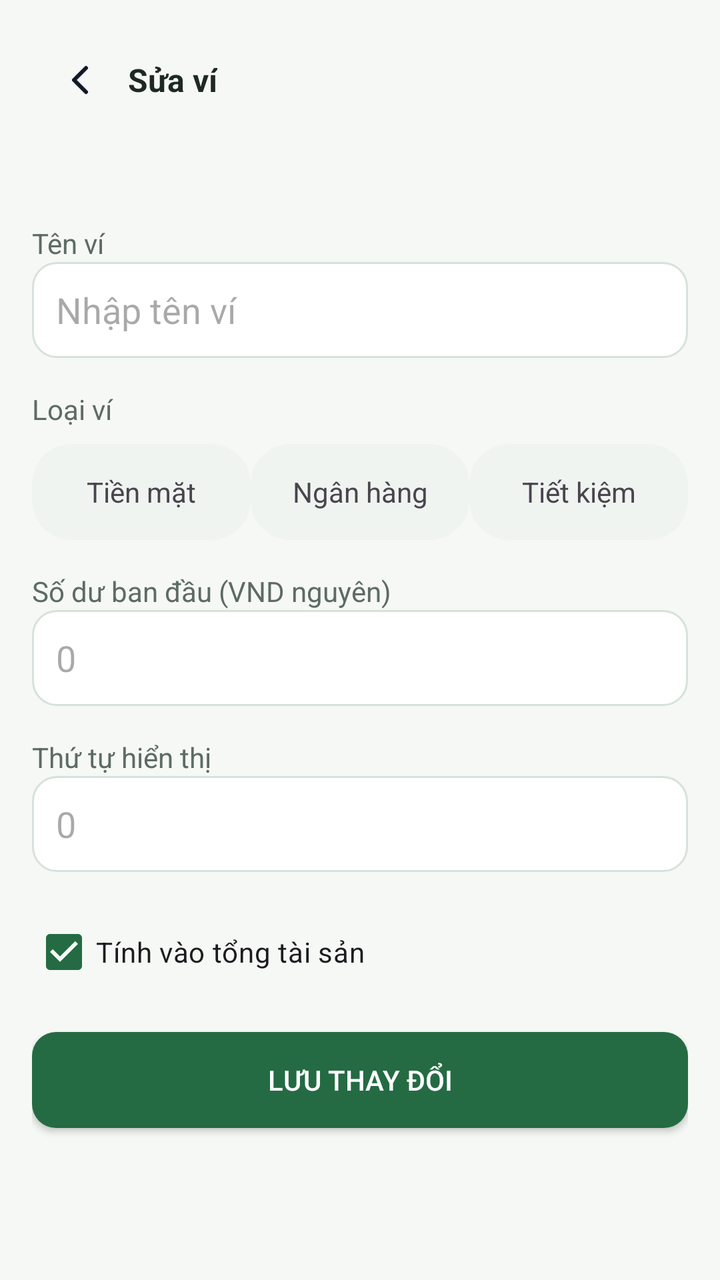
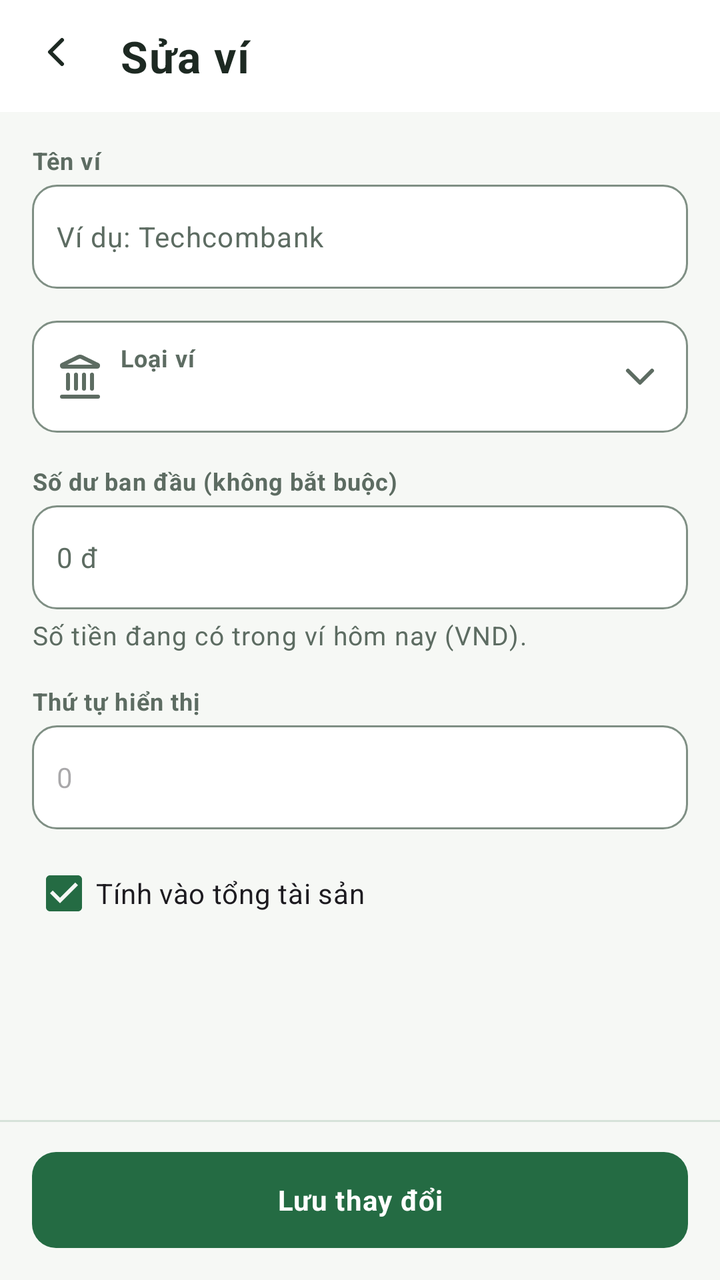

Two renders of the same Android screen: before a commit and after it. Below are the layout's source before the change and the commit's diff.
<!-- AndroidManifest.xml: application theme Theme.Fintrack -->
<!-- res/layout/activity_wallet_edit.xml -->
<?xml version="1.0" encoding="utf-8"?>
<LinearLayout xmlns:android="http://schemas.android.com/apk/res/android" android:layout_width="match_parent" android:layout_height="match_parent" android:orientation="vertical" android:background="@color/bg_app_canvas">
    <LinearLayout android:layout_width="match_parent" android:layout_height="wrap_content" android:gravity="center_vertical" android:padding="@dimen/spacing_16">
        <ImageView android:id="@+id/btnBack" android:layout_width="48dp" android:layout_height="48dp" android:padding="12dp" android:src="@drawable/ic_arrow_back" android:contentDescription="@string/action_back" />
        <TextView android:layout_width="wrap_content" android:layout_height="wrap_content" android:text="@string/wallet_edit_title" android:textSize="@dimen/text_size_title_section" android:textColor="@color/text_primary" android:textStyle="bold" />
    </LinearLayout>
    <ScrollView android:layout_width="match_parent" android:layout_height="0dp" android:layout_weight="1" android:fillViewport="true">
    <LinearLayout android:layout_width="match_parent" android:layout_height="wrap_content" android:orientation="vertical" android:padding="@dimen/spacing_16">
        <TextView android:layout_width="match_parent" android:layout_height="wrap_content" android:layout_marginTop="@dimen/spacing_16" android:text="@string/wallet_name_label" android:textColor="@color/text_secondary" />
        <EditText android:id="@+id/etWalletName" android:layout_width="match_parent" android:layout_height="@dimen/input_height" android:inputType="textCapWords" android:hint="@string/wallet_name_hint" android:paddingHorizontal="@dimen/spacing_12" android:background="@drawable/bg_currency_box" />
        <TextView android:layout_width="match_parent" android:layout_height="wrap_content" android:layout_marginTop="@dimen/spacing_16" android:text="@string/wallet_type_label" android:textColor="@color/text_secondary" />
        <LinearLayout android:layout_width="match_parent" android:layout_height="wrap_content" android:layout_marginTop="@dimen/spacing_8" android:orientation="horizontal">
            <TextView android:id="@+id/pillCash" android:layout_width="0dp" android:layout_height="48dp" android:layout_weight="1" android:gravity="center" android:text="@string/wallet_type_cash" android:background="@drawable/bg_pill_unselected" />
            <TextView android:id="@+id/pillBank" android:layout_width="0dp" android:layout_height="48dp" android:layout_weight="1" android:gravity="center" android:text="@string/wallet_type_bank" android:background="@drawable/bg_pill_unselected" />
            <TextView android:id="@+id/pillSavings" android:layout_width="0dp" android:layout_height="48dp" android:layout_weight="1" android:gravity="center" android:text="@string/wallet_type_savings" android:background="@drawable/bg_pill_unselected" />
        </LinearLayout>
        <TextView android:layout_width="match_parent" android:layout_height="wrap_content" android:layout_marginTop="@dimen/spacing_16" android:text="@string/wallet_opening_balance_label" android:textColor="@color/text_secondary" />
        <EditText android:id="@+id/etBalance" android:layout_width="match_parent" android:layout_height="@dimen/input_height" android:inputType="number" android:hint="0" android:paddingHorizontal="@dimen/spacing_12" android:background="@drawable/bg_currency_box" />
        <include layout="@layout/view_amount_suggestions" />
        <TextView android:layout_width="match_parent" android:layout_height="wrap_content" android:layout_marginTop="@dimen/spacing_16" android:text="@string/wallet_sort_order" android:textColor="@color/text_secondary" />
        <EditText android:id="@+id/etWalletSortOrder" android:layout_width="match_parent" android:layout_height="@dimen/input_height" android:inputType="number" android:hint="0" android:paddingHorizontal="@dimen/spacing_12" android:background="@drawable/bg_currency_box" />
        <CheckBox android:id="@+id/cbWalletIncludeAssets" android:layout_width="match_parent" android:layout_height="wrap_content" android:layout_marginTop="@dimen/spacing_16" android:checked="true" android:text="@string/wallet_include_assets" />
        <androidx.appcompat.widget.AppCompatButton android:id="@+id/btnSaveChanges" android:layout_width="match_parent" android:layout_height="@dimen/button_height" android:layout_marginTop="@dimen/spacing_16" android:text="@string/btn_save_changes" android:background="@drawable/bg_button_primary" android:textColor="@color/white" />

    </LinearLayout>
    </ScrollView>
</LinearLayout>
<!-- res/layout/view_amount_suggestions.xml (included above) -->
<?xml version="1.0" encoding="utf-8"?>
<HorizontalScrollView xmlns:android="http://schemas.android.com/apk/res/android"
    xmlns:app="http://schemas.android.com/apk/res-auto"
    android:id="@+id/scrollAmountSuggestions"
    android:layout_width="match_parent"
    android:layout_height="wrap_content"
    android:layout_marginTop="@dimen/spacing_8"
    android:scrollbars="none"
    android:visibility="gone">

    <com.google.android.material.chip.ChipGroup
        android:id="@+id/chipGroupAmountSuggestions"
        android:layout_width="wrap_content"
        android:layout_height="wrap_content"
        app:singleLine="true" />
</HorizontalScrollView>
<!-- resources referenced by this layout -->
<resources>
  <color name="white">#FFFFFF</color>
  <dimen name="input_height">48dp</dimen>
  <dimen name="text_size_title_section">16sp</dimen>
  <!-- drawable bg_button_primary (drawable) -->
  <?xml version="1.0" encoding="utf-8"?>
  <ripple xmlns:android="http://schemas.android.com/apk/res/android"
      android:color="@color/color_primary_pressed">
      <item>
          <shape android:shape="rectangle">
              <solid android:color="@color/color_primary" />
              <corners android:radius="@dimen/radius_input_button" />
          </shape>
      </item>
  </ripple>
  <!-- drawable bg_currency_box (drawable) -->
  <?xml version="1.0" encoding="utf-8"?>
  <shape xmlns:android="http://schemas.android.com/apk/res/android"
      android:shape="rectangle">
      <solid android:color="#FFFFFF" />
      <stroke android:width="1dp" android:color="#D6E2D9" />
      <corners android:radius="12dp" />
  </shape>
  <!-- drawable bg_pill_unselected (drawable) -->
  <?xml version="1.0" encoding="utf-8"?>
  <shape xmlns:android="http://schemas.android.com/apk/res/android"
      android:shape="rectangle">
      <solid android:color="#F0F4F0" />
      <corners android:radius="20dp" />
  </shape>
  <string name="wallet_name_hint">Nhập tên ví</string>
  <string name="wallet_opening_balance_label">Số dư ban đầu (VND nguyên)</string>
  <string name="wallet_type_bank">Ngân hàng</string>
  <string name="wallet_type_cash">Tiền mặt</string>
  <string name="wallet_type_savings">Tiết kiệm</string>
  <!-- unchanged entries left out for length: 32 -->
</resources>

<!-- the commit's change to res/layout/activity_wallet_edit.xml (unified diff, before → after) -->
@@ -1,29 +1,167 @@
 <?xml version="1.0" encoding="utf-8"?>
-<LinearLayout xmlns:android="http://schemas.android.com/apk/res/android" android:layout_width="match_parent" android:layout_height="match_parent" android:orientation="vertical" android:background="@color/bg_app_canvas">
-    <LinearLayout android:layout_width="match_parent" android:layout_height="wrap_content" android:gravity="center_vertical" android:padding="@dimen/spacing_16">
-        <ImageView android:id="@+id/btnBack" android:layout_width="48dp" android:layout_height="48dp" android:padding="12dp" android:src="@drawable/ic_arrow_back" android:contentDescription="@string/action_back" />
-        <TextView android:layout_width="wrap_content" android:layout_height="wrap_content" android:text="@string/wallet_edit_title" android:textSize="@dimen/text_size_title_section" android:textColor="@color/text_primary" android:textStyle="bold" />
+<LinearLayout xmlns:android="http://schemas.android.com/apk/res/android"
+    xmlns:app="http://schemas.android.com/apk/res-auto"
+    android:layout_width="match_parent"
+    android:layout_height="match_parent"
+    android:background="@color/bg_app_canvas"
+    android:fitsSystemWindows="true"
+    android:orientation="vertical">
+
+    <com.google.android.material.appbar.MaterialToolbar
+        android:id="@+id/toolbarForm"
+        style="@style/Widget.App.Toolbar.Back"
+        app:title="@string/wallet_edit_title" />
+
+    <androidx.core.widget.NestedScrollView
+        android:layout_width="match_parent"
+        android:layout_height="0dp"
+        android:layout_weight="1"
+        android:fillViewport="true">
+
+        <LinearLayout
+            android:layout_width="match_parent"
+            android:layout_height="wrap_content"
+            android:orientation="vertical"
+            android:padding="@dimen/spacing_16">
+
+            <include layout="@layout/form_wallet_fields" />
+
+            <TextView
+                android:layout_width="match_parent"
+                android:layout_height="wrap_content"
+                android:layout_marginTop="@dimen/spacing_16"
+                android:labelFor="@id/etWalletSortOrder"
+                android:text="@string/wallet_sort_order"
+                android:textAppearance="@style/TextAppearance.App.Label" />
+
+            <EditText
+                android:id="@+id/etWalletSortOrder"
+                android:layout_width="match_parent"
+                android:layout_height="wrap_content"
+                android:layout_marginTop="@dimen/spacing_4"
+                android:background="@drawable/bg_input_field"
+                android:hint="0"
+                android:importantForAutofill="no"
+                android:inputType="number"
+                android:maxLength="9"
+                android:minHeight="@dimen/input_min_height"
+                android:paddingHorizontal="@dimen/spacing_12"
+                android:singleLine="true"
+                android:textAppearance="@style/TextAppearance.App.BodyPrimary" />
+
+            <CheckBox
+                android:id="@+id/cbWalletIncludeAssets"
+                android:layout_width="match_parent"
+                android:layout_height="wrap_content"
+                android:layout_marginTop="@dimen/spacing_8"
+                android:checked="true"
+                android:minHeight="@dimen/touch_target_min"
+                android:text="@string/wallet_include_assets" />
+        </LinearLayout>
+    </androidx.core.widget.NestedScrollView>
+
+    <LinearLayout
+        android:layout_width="match_parent"
+        android:layout_height="wrap_content"
+        android:background="@drawable/bg_sheet_action_divider"
+        android:orientation="horizontal"
+        android:padding="@dimen/spacing_16">
+        <com.google.android.material.button.MaterialButton
+            android:id="@+id/btnSaveChanges"
+            style="@style/Widget.App.Button.Primary"
+            android:layout_width="0dp"
+            android:layout_height="wrap_content"
+            android:layout_weight="1"
+            android:text="@string/btn_save_changes" />
     </LinearLayout>
-    <ScrollView android:layout_width="match_parent" android:layout_height="0dp" android:layout_weight="1" android:fillViewport="true">
-    <LinearLayout android:layout_width="match_parent" android:layout_height="wrap_content" android:orientation="vertical" android:padding="@dimen/spacing_16">
-        <TextView android:layout_width="match_parent" android:layout_height="wrap_content" android:layout_marginTop="@dimen/spacing_16" android:text="@string/wallet_name_label" android:textColor="@color/text_secondary" />
-        <EditText android:id="@+id/etWalletName" android:layout_width="match_parent" android:layout_height="@dimen/input_height" android:inputType="textCapWords" android:hint="@string/wallet_name_hint" android:paddingHorizontal="@dimen/spacing_12" android:background="@drawable/bg_currency_box" />
-        <TextView android:layout_width="match_parent" android:layout_height="wrap_content" android:layout_marginTop="@dimen/spacing_16" android:text="@string/wallet_type_label" android:textColor="@color/text_secondary" />
-        <LinearLayout android:layout_width="match_parent" android:layout_height="wrap_content" android:layout_marginTop="@dimen/spacing_8" android:orientation="horizontal">
-            <TextView android:id="@+id/pillCash" android:layout_width="0dp" android:layout_height="48dp" android:layout_weight="1" android:gravity="center" android:text="@string/wallet_type_cash" android:background="@drawable/bg_pill_unselected" />
-            <TextView android:id="@+id/pillBank" android:layout_width="0dp" android:layout_height="48dp" android:layout_weight="1" android:gravity="center" android:text="@string/wallet_type_bank" android:background="@drawable/bg_pill_unselected" />
-            <TextView android:id="@+id/pillSavings" android:layout_width="0dp" android:layout_height="48dp" android:layout_weight="1" android:gravity="center" android:text="@string/wallet_type_savings" android:background="@drawable/bg_pill_unselected" />
+</LinearLayout>
+<!-- res/layout/form_wallet_fields.xml (included above) -->
+<?xml version="1.0" encoding="utf-8"?>
+<LinearLayout xmlns:android="http://schemas.android.com/apk/res/android"
+    android:layout_width="match_parent"
+    android:layout_height="wrap_content"
+    android:orientation="vertical">
+
+    <TextView
+        android:layout_width="match_parent"
+        android:layout_height="wrap_content"
+        android:labelFor="@id/etWalletName"
+        android:text="@string/wallet_name_label"
+        android:textAppearance="@style/TextAppearance.App.Label" />
+
+    <EditText
+        android:id="@+id/etWalletName"
+        android:layout_width="match_parent"
+        android:layout_height="wrap_content"
+        android:layout_marginTop="@dimen/spacing_4"
+        android:autofillHints="name"
+        android:background="@drawable/bg_input_field"
+        android:hint="@string/wallet_name_example"
+        android:inputType="textCapWords"
+        android:maxLength="100"
+        android:minHeight="@dimen/input_min_height"
+        android:paddingHorizontal="@dimen/spacing_12"
+        android:singleLine="true"
+        android:textAppearance="@style/TextAppearance.App.BodyPrimary"
+        android:textColorHint="@color/text_hint" />
+
+    <LinearLayout
+        android:id="@+id/fieldWalletType"
+        style="@style/Widget.App.FieldSelector"
+        android:layout_marginTop="@dimen/spacing_16">
+
+        <ImageView
+            android:id="@+id/ivWalletTypeIcon"
+            style="@style/Widget.App.FieldSelector.Icon"
+            android:contentDescription="@null"
+            android:src="@drawable/ic_landmark" />
+
+        <LinearLayout style="@style/Widget.App.FieldSelector.Content">
+
+            <TextView
+                style="@style/Widget.App.FieldSelector.Label"
+                android:text="@string/wallet_type_label" />
+
+            <TextView
+                android:id="@+id/tvWalletTypeValue"
+                style="@style/Widget.App.FieldSelector.Value" />
         </LinearLayout>
-        <TextView android:layout_width="match_parent" android:layout_height="wrap_content" android:layout_marginTop="@dimen/spacing_16" android:text="@string/wallet_opening_balance_label" android:textColor="@color/text_secondary" />
-        <EditText android:id="@+id/etBalance" android:layout_width="match_parent" android:layout_height="@dimen/input_height" android:inputType="number" android:hint="0" android:paddingHorizontal="@dimen/spacing_12" android:background="@drawable/bg_currency_box" />
-        <include layout="@layout/view_amount_suggestions" />
-        <TextView android:layout_width="match_parent" android:layout_height="wrap_content" android:layout_marginTop="@dimen/spacing_16" android:text="@string/wallet_sort_order" android:textColor="@color/text_secondary" />
-        <EditText android:id="@+id/etWalletSortOrder" android:layout_width="match_parent" android:layout_height="@dimen/input_height" android:inputType="number" android:hint="0" android:paddingHorizontal="@dimen/spacing_12" android:background="@drawable/bg_currency_box" />
-        <CheckBox android:id="@+id/cbWalletIncludeAssets" android:layout_width="match_parent" android:layout_height="wrap_content" android:layout_marginTop="@dimen/spacing_16" android:checked="true" android:text="@string/wallet_include_assets" />
-        <androidx.appcompat.widget.AppCompatButton android:id="@+id/btnSaveChanges" android:layout_width="match_parent" android:layout_height="@dimen/button_height" android:layout_marginTop="@dimen/spacing_16" android:text="@string/btn_save_changes" android:background="@drawable/bg_button_primary" android:textColor="@color/white" />
 
+        <ImageView style="@style/Widget.App.FieldSelector.Chevron" />
     </LinearLayout>
-    </ScrollView>
+
+    <TextView
+        android:layout_width="match_parent"
+        android:layout_height="wrap_content"
+        android:layout_marginTop="@dimen/spacing_16"
+        android:labelFor="@id/etBalance"
+        android:text="@string/wallet_opening_label"
+        android:textAppearance="@style/TextAppearance.App.Label" />
+
+    <EditText
+        android:id="@+id/etBalance"
+        android:layout_width="match_parent"
+        android:layout_height="wrap_content"
+        android:layout_marginTop="@dimen/spacing_4"
+        android:background="@drawable/bg_input_field"
+        android:hint="@string/wallet_initial_balance"
+        android:importantForAutofill="no"
+        android:inputType="number"
+        android:minHeight="@dimen/input_min_height"
+        android:paddingHorizontal="@dimen/spacing_12"
+        android:singleLine="true"
+        android:textAppearance="@style/TextAppearance.App.BodyPrimary"
+        android:textColorHint="@color/text_hint" />
+
+    <include layout="@layout/view_amount_suggestions" />
+
+    <TextView
+        android:layout_width="match_parent"
+        android:layout_height="wrap_content"
+        android:layout_marginTop="@dimen/spacing_4"
+        android:text="@string/wallet_opening_helper"
+        android:textAppearance="@style/TextAppearance.App.BodySecondary"
+        android:textColor="@color/text_secondary" />
 </LinearLayout>
 <!-- res/layout/view_amount_suggestions.xml (included above) -->
 <?xml version="1.0" encoding="utf-8"?>
<!-- resource entries referenced after the edit -->
@@ -1,39 +1,193 @@
 <!-- resources referenced by this layout -->
 <resources>
-  <color name="white">#FFFFFF</color>
-  <dimen name="input_height">48dp</dimen>
-  <dimen name="text_size_title_section">16sp</dimen>
-  <!-- drawable bg_button_primary (drawable) -->
-  <?xml version="1.0" encoding="utf-8"?>
-  <ripple xmlns:android="http://schemas.android.com/apk/res/android"
-      android:color="@color/color_primary_pressed">
-      <item>
-          <shape android:shape="rectangle">
-              <solid android:color="@color/color_primary" />
-              <corners android:radius="@dimen/radius_input_button" />
-          </shape>
-      </item>
-  </ripple>
-  <!-- drawable bg_currency_box (drawable) -->
+  <color name="text_hint">@color/neutral_text_600</color>
+  <dimen name="input_min_height">52dp</dimen>
+  <dimen name="spacing_4">4dp</dimen>
+  <dimen name="touch_target_min">48dp</dimen>
+  <!-- drawable bg_input_field (drawable) -->
   <?xml version="1.0" encoding="utf-8"?>
   <shape xmlns:android="http://schemas.android.com/apk/res/android"
       android:shape="rectangle">
-      <solid android:color="#FFFFFF" />
-      <stroke android:width="1dp" android:color="#D6E2D9" />
-      <corners android:radius="12dp" />
+      <solid android:color="@color/bg_card_surface" />
+      <stroke
+          android:width="1dp"
+          android:color="@color/border_input_outline" />
+      <corners android:radius="@dimen/radius_input_button" />
   </shape>
-  <!-- drawable bg_pill_unselected (drawable) -->
+  <!-- drawable bg_sheet_action_divider (drawable) -->
   <?xml version="1.0" encoding="utf-8"?>
-  <shape xmlns:android="http://schemas.android.com/apk/res/android"
-      android:shape="rectangle">
-      <solid android:color="#F0F4F0" />
-      <corners android:radius="20dp" />
+  <layer-list xmlns:android="http://schemas.android.com/apk/res/android">
+      <item android:gravity="top" android:height="@dimen/divider_height">
+          <shape><solid android:color="@color/divider_light" /></shape>
+      </item>
+  </layer-list>
+  <!-- drawable ic_landmark (drawable) -->
+  <?xml version="1.0" encoding="utf-8"?>
+  <vector xmlns:android="http://schemas.android.com/apk/res/android"
+      android:width="24dp"
+      android:height="24dp"
+      android:viewportWidth="24"
+      android:viewportHeight="24">
+      <path
+          android:pathData="M10,18L10,11"
+          android:strokeColor="@color/text_secondary"
+          android:strokeWidth="2"
+          android:strokeLineCap="round"
+          android:strokeLineJoin="round" />
+      <path
+          android:pathData="M14,18L14,11"
+          android:strokeColor="@color/text_secondary"
+          android:strokeWidth="2"
+          android:strokeLineCap="round"
+          android:strokeLineJoin="round" />
+      <path
+          android:pathData="M18,18L18,11"
+          android:strokeColor="@color/text_secondary"
+          android:strokeWidth="2"
+          android:strokeLineCap="round"
+          android:strokeLineJoin="round" />
+      <path
+          android:pathData="M6,18L6,11"
+          android:strokeColor="@color/text_secondary"
+          android:strokeWidth="2"
+          android:strokeLineCap="round"
+          android:strokeLineJoin="round" />
+      <path
+          android:pathData="M3,22L21,22"
+          android:strokeColor="@color/text_secondary"
+          android:strokeWidth="2"
+          android:strokeLineCap="round"
+          android:strokeLineJoin="round" />
+      <path
+          android:pathData="M11.12,2.2A2,2 0,0 1,12.88 2.2L20.75,6.05C21.22,6.28 21.06,7 20.53,7L3.47,7C2.94,7 2.78,6.28 3.25,6.05Z"
+          android:strokeColor="@color/text_secondary"
+          android:strokeWidth="2"
+          android:strokeLineCap="round"
+          android:strokeLineJoin="round" />
+  </vector>
+  <string name="wallet_initial_balance">0 đ</string>
+  <string name="wallet_name_example">Ví dụ: Techcombank</string>
+  <string name="wallet_opening_helper">Số tiền đang có trong ví hôm nay (VND).</string>
+  <string name="wallet_opening_label">Số dư ban đầu (không bắt buộc)</string>
+  <style name="TextAppearance.App.BodyPrimary">
+          <item name="android:textSize">@dimen/text_size_body_primary</item>
+          <item name="android:textStyle">normal</item>
+          <item name="android:textColor">@color/text_primary</item>
+      </style>
+  <style name="TextAppearance.App.BodySecondary">
+          <item name="android:textSize">@dimen/text_size_body_secondary</item>
+          <item name="android:textStyle">normal</item>
+          <item name="android:textColor">@color/text_secondary</item>
+      </style>
+  <style name="TextAppearance.App.Label">
+          <item name="android:textSize">@dimen/text_size_label</item>
+          <item name="android:textStyle">bold</item>
+          <item name="android:textColor">@color/text_secondary</item>
+      </style>
+  <style name="Widget.App.Button.Primary" parent="Widget.Material3.Button">
+          <item name="android:minHeight">@dimen/button_height</item>
+          <item name="android:insetTop">0dp</item>
+          <item name="android:insetBottom">0dp</item>
+          <item name="android:paddingStart">@dimen/spacing_16</item>
+          <item name="android:paddingEnd">@dimen/spacing_16</item>
+          <item name="cornerRadius">@dimen/radius_input_button</item>
+          <item name="android:textAppearance">@style/TextAppearance.App.Button</item>
+          <item name="backgroundTint">@color/button_primary_bg</item>
+          <item name="android:textColor">@color/button_on_filled_fg</item>
+          <item name="iconTint">@color/button_on_filled_fg</item>
+          <item name="rippleColor">@color/color_primary_pressed</item>
+      </style>
+  <style name="Widget.App.FieldSelector" parent="">
+          <item name="android:layout_width">match_parent</item>
+          <item name="android:layout_height">wrap_content</item>
+          <item name="android:orientation">horizontal</item>
+          <item name="android:gravity">center_vertical</item>
+          <item name="android:minHeight">@dimen/selector_min_height</item>
+          <item name="android:paddingStart">@dimen/spacing_12</item>
+          <item name="android:paddingEnd">@dimen/spacing_12</item>
+          <item name="android:paddingTop">@dimen/spacing_4</item>
+          <item name="android:paddingBottom">@dimen/spacing_4</item>
+          <item name="android:background">@drawable/bg_field_selector</item>
+          <item name="android:foreground">?attr/selectableItemBackground</item>
+          <item name="android:clickable">true</item>
+          <item name="android:focusable">true</item>
+      </style>
+  <style name="Widget.App.FieldSelector.Chevron" parent="">
+          <item name="android:layout_width">@dimen/icon_size_default</item>
+          <item name="android:layout_height">@dimen/icon_size_default</item>
+          <item name="android:layout_marginStart">@dimen/spacing_8</item>
+          <item name="android:src">@drawable/ic_chevron_down</item>
+          <item name="android:importantForAccessibility">no</item>
+      </style>
+  <style name="Widget.App.FieldSelector.Content" parent="">
+          <item name="android:layout_width">0dp</item>
+          <item name="android:layout_height">wrap_content</item>
+          <item name="android:layout_weight">1</item>
+          <item name="android:orientation">vertical</item>
+      </style>
+  <style name="Widget.App.FieldSelector.Icon" parent="">
+          <item name="android:layout_width">@dimen/icon_size_default</item>
+          <item name="android:layout_height">@dimen/icon_size_default</item>
+          <item name="android:layout_marginEnd">@dimen/spacing_8</item>
+          <item name="android:importantForAccessibility">no</item>
+          <item name="tint">@color/text_secondary</item>
+      </style>
+  <style name="Widget.App.FieldSelector.Label" parent="">
+          <item name="android:layout_width">match_parent</item>
+          <item name="android:layout_height">wrap_content</item>
+          <item name="android:textAppearance">@style/TextAppearance.App.Label</item>
+          <item name="android:textColor">@color/text_secondary</item>
+      </style>
+  <style name="Widget.App.FieldSelector.Value" parent="">
+          <item name="android:layout_width">match_parent</item>
+          <item name="android:layout_height">wrap_content</item>
+          <item name="android:textAppearance">@style/TextAppearance.App.BodyPrimary</item>
+          <item name="android:textColorHint">@color/text_secondary</item>
+          <item name="android:maxLines">2</item>
+          <item name="android:ellipsize">end</item>
+      </style>
+  <style name="Widget.App.Toolbar.Back">
+          <item name="navigationIcon">@drawable/ic_arrow_back</item>
+          <item name="navigationIconTint">@color/text_primary</item>
+          <item name="navigationContentDescription">@string/action_back</item>
+      </style>
+  <color name="border_input_outline">@color/neutral_border_strong</color>
+  <dimen name="divider_height">1dp</dimen>
+  <color name="divider_light">@color/neutral_border</color>
+  <dimen name="text_size_body_primary">14sp</dimen>
+  <dimen name="text_size_body_secondary">13sp</dimen>
+  <dimen name="text_size_label">12sp</dimen>
+  <style name="TextAppearance.App.Button">
+          <item name="android:textSize">@dimen/text_size_button</item>
+          <item name="android:textStyle">bold</item>
+          <item name="android:textColor">@color/color_primary</item>
+      </style>
+  <dimen name="selector_min_height">56dp</dimen>
+  <!-- drawable bg_field_selector (drawable) -->
+  <?xml version="1.0" encoding="utf-8"?>
+  <shape xmlns:android="http://schemas.android.com/apk/res/android" android:shape="rectangle">
+      <solid android:color="@color/bg_card_surface" />
+      <stroke android:width="@dimen/divider_height" android:color="@color/border_input_outline" />
+      <corners android:radius="@dimen/radius_input_button" />
   </shape>
-  <string name="wallet_name_hint">Nhập tên ví</string>
-  <string name="wallet_opening_balance_label">Số dư ban đầu (VND nguyên)</string>
-  <string name="wallet_type_bank">Ngân hàng</string>
-  <string name="wallet_type_cash">Tiền mặt</string>
-  <string name="wallet_type_savings">Tiết kiệm</string>
+  <dimen name="icon_size_default">24dp</dimen>
+  <!-- drawable ic_chevron_down (drawable) -->
+  <?xml version="1.0" encoding="utf-8"?>
+  <vector xmlns:android="http://schemas.android.com/apk/res/android"
+      android:width="24dp"
+      android:height="24dp"
+      android:viewportWidth="24"
+      android:viewportHeight="24">
+      <path
+          android:pathData="M6,9L12,15L18,9"
+          android:strokeColor="@color/text_secondary"
+          android:strokeWidth="2"
+          android:strokeLineCap="round"
+          android:strokeLineJoin="round" />
+  </vector>
+  <color name="neutral_border_strong">#7F8F84</color>
+  <color name="neutral_border">#D6E2D9</color>
+  <dimen name="text_size_button">14sp</dimen>
   <!-- unchanged entries left out for length: 32 -->
 </resources>
 
